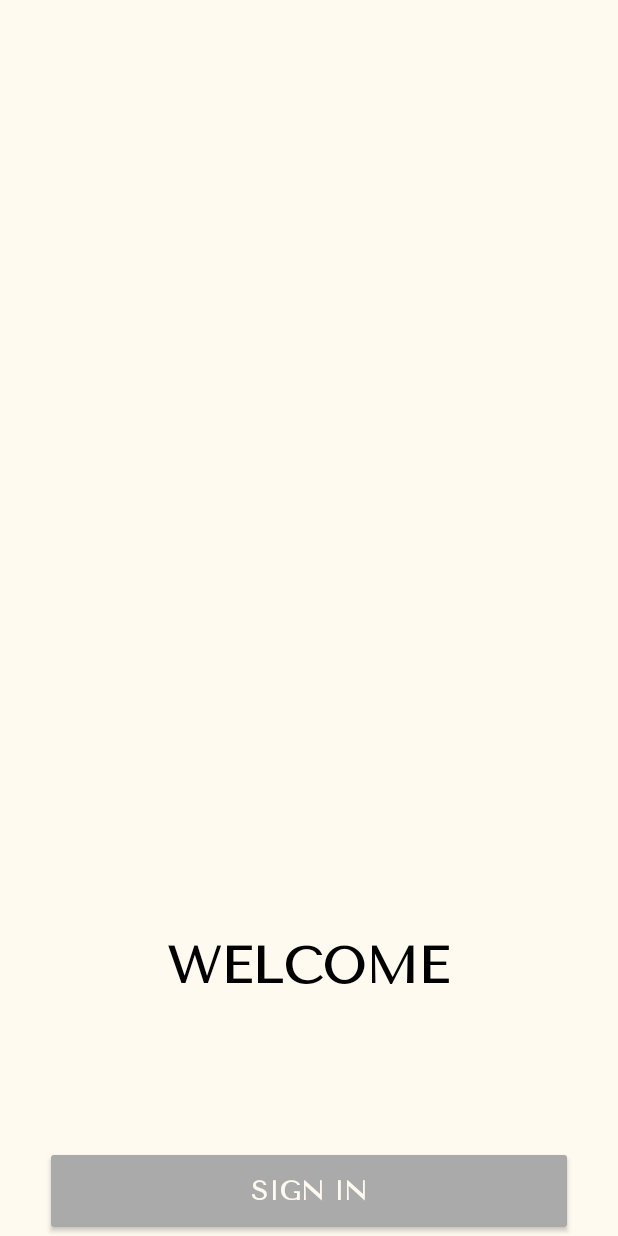
After one commit to NT118-Q11/fashion-frontend, an Android app built with Jetpack Compose: the layout welcome.xml on its own in the app's theme, with its tools: preview values and no code run, on a phone screen of 412 x 824 dp. The commit adds this screen. Run offline under Robolectric (Android 15) with nearby library versions, the phone set to English and light mode, and no system bars.

Commit message:
Add: Welcome.xml

```diff
--- /dev/null
+++ b/app/src/main/java/com/example/fashionapp/uix/welcome.kt
@@ -0,0 +1,4 @@
+package com.example.fashionapp.uix
+
+class welcome {
+}
--- /dev/null
+++ b/app/src/main/res/layout/welcome.xml
@@ -0,0 +1,85 @@
+<?xml version="1.0" encoding="utf-8"?>
+<androidx.constraintlayout.widget.ConstraintLayout xmlns:android="http://schemas.android.com/apk/res/android"
+    xmlns:app="http://schemas.android.com/apk/res-auto"
+    xmlns:tools="http://schemas.android.com/tools"
+    android:layout_width="match_parent"
+    android:layout_height="match_parent"
+    android:background="@color/floral_white"> <!-- Giả sử file này thuộc WelcomeActivity -->
+
+    <!-- 1. Đổi EditText thành TextView để hiển thị chữ "WELCOME" -->
+    <!-- Điều chỉnh vị trí theo chiều dọc -->
+
+    <!-- 2. Thêm ràng buộc cho Button SIGN IN -->
+
+    <!-- 3. Thêm ràng buộc cho TextView "or" -->
+
+    <TextView
+        android:id="@+id/welcome_text"
+        android:layout_width="wrap_content"
+        android:layout_height="wrap_content"
+        android:layout_marginBottom="100dp"
+        android:layout_constraintTop_toTopOf="parent"
+        android:fontFamily="@font/tenorsans"
+        android:text="WELCOME"
+        android:textAlignment="center"
+        android:textColor="@color/black"
+        android:textSize="34sp"
+        android:textStyle="bold"
+        app:layout_constraintBottom_toTopOf="@+id/button_sign_in"
+        app:layout_constraintEnd_toEndOf="parent"
+        app:layout_constraintHorizontal_bias="0.497"
+        app:layout_constraintVertical_bias="0.8"
+        app:layout_constraintStart_toStartOf="parent" />
+
+    <!-- 4. Sửa text và thêm ràng buộc cho Button thứ hai (ví dụ: SIGN UP) -->
+
+    <Button
+        android:id="@+id/button_sign_in"
+        android:layout_width="0dp"
+        android:layout_height="60dp"
+        android:layout_marginStart="30dp"
+        android:layout_marginEnd="30dp"
+        android:backgroundTint="@color/gray"
+        android:fontFamily="@font/tenorsans"
+        android:text="SIGN IN"
+        android:textSize="18dp"
+        android:textStyle="bold"
+        android:textColor="@color/floral_white"
+        app:layout_constraintBottom_toBottomOf="parent"
+        app:layout_constraintEnd_toEndOf="parent"
+        app:layout_constraintStart_toStartOf="parent"
+        app:layout_constraintTop_toTopOf="parent"
+        app:layout_constraintVertical_bias="0.5" />
+
+    <TextView
+        android:id="@+id/text_or"
+        android:layout_width="wrap_content"
+        android:layout_height="wrap_content"
+        android:layout_marginTop="16dp"
+        android:fontFamily="@font/tenorsans"
+        android:text="OR"
+        android:textColor="@color/black"
+        android:textSize="13sp"
+        android:textStyle="bold"
+        app:layout_constraintEnd_toEndOf="@+id/button_sign_in"
+        app:layout_constraintStart_toStartOf="@+id/button_sign_in"
+        app:layout_constraintTop_toBottomOf="@+id/button_sign_in" />
+
+    <Button
+        android:id="@+id/button_sign_up"
+        style="?attr/materialButtonOutlinedStyle"
+        android:layout_width="0dp"
+        android:layout_height="60dp"
+        android:layout_marginTop="16dp"
+        android:backgroundTint="@color/gray"
+        android:fontFamily="@font/tenorsans"
+        android:text="SIGN UP"
+        android:textSize="18dp"
+        android:textStyle="bold"
+        android:textColor="@color/floral_white"
+        app:layout_constraintEnd_toEndOf="@+id/button_sign_in"
+        app:layout_constraintHorizontal_bias="0.0"
+        app:layout_constraintStart_toStartOf="@+id/button_sign_in"
+        app:layout_constraintTop_toBottomOf="@+id/text_or" />
+
+</androidx.constraintlayout.widget.ConstraintLayout>
--- a/app/src/main/res/values/colors.xml
+++ b/app/src/main/res/values/colors.xml
@@ -7,4 +7,7 @@
     <color name="teal_700">#FF018786</color>
     <color name="black">#FF000000</color>
     <color name="white">#FFFFFFFF</color>
+    <color name="yellow_skin">#D5C7B0</color>
+    <color name="gray">#AAAAAA</color>
+    <color name="floral_white">#FFFAF0</color>
 </resources>
```
Also changed, not shown: app/src/main/res/font/tenorsans.ttf (added).
